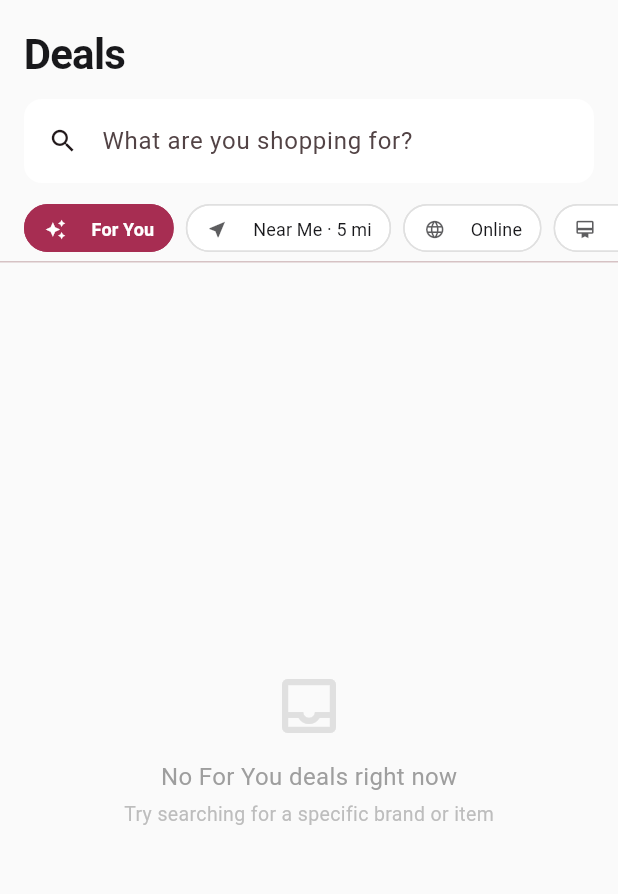
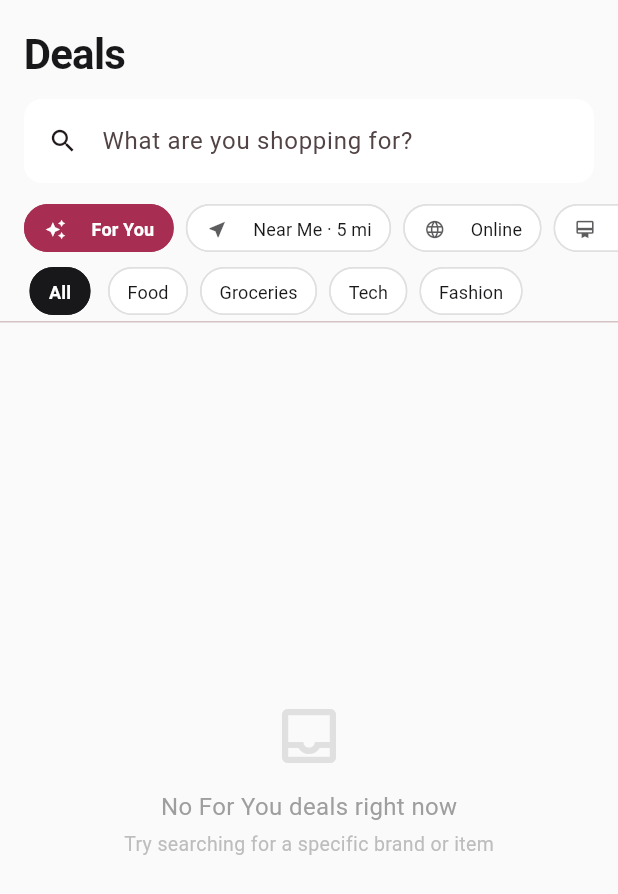
Before and after one commit to jeeven0099/candy, a Flutter app: the SearchScreen screen opened directly with empty values, on a phone screen of 412 x 824 dp. Shown: the top 894 px of the screen. Run offline on Flutter 3.47's test engine with Material 3 defaults, Android fonts, the phone set to English and light mode, and no system bars; our stand-ins replace cached_network_image, firebase_core, firebase_messaging, flutter_local_notifications, flutter_timezone, geolocator and 4 more; accounts and stored records are empty; network calls fail.

Commit message:
feat: add category filter chips to For You screen
Shows All / Food / Groceries / Tech / Fashion chips below the
context chip row when For You is selected. Resets to All on
context switch. Bumps build to 9.

```diff
--- a/promo_viewer/lib/screens/search_screen.dart
+++ b/promo_viewer/lib/screens/search_screen.dart
@@ -37,6 +37,16 @@ const _kChipsByCategory = <String, List<String>>{
   'home':          ['furniture', 'bedding', 'kitchen', 'lighting', 'decor', 'cleaning', 'storage', 'tools', 'garden', 'bath'],
   'tech':          ['headphones', 'laptops', 'phones', 'cameras', 'smart home', 'gaming', 'tablets', 'speakers', 'wearables', 'chargers'],
 };
+
+// ── For You category filters ──────────────────────────────────────────────────
+
+const _kForYouCategories = [
+  ('All',       null                                          ),
+  ('Food',      ['food', 'fast food', 'restaurant', 'dining']),
+  ('Groceries', ['groceries', 'pharmacy', 'health']          ),
+  ('Tech',      ['electronics', 'tech', 'gaming']            ),
+  ('Fashion',   ['fashion', 'clothing', 'retail']            ),
+];
 
 // ── Context chip definitions ───────────────────────────────────────────────────
 
@@ -86,6 +96,7 @@ class _SearchScreenState extends State<SearchScreen> {
   String  _lastTrackedQ = '';
   SearchContext _ctx    = SearchContext.forYou;
   int     _radiusMi     = 5;
+  int     _selectedCategory = 0;
   Timer?  _debounce;
   Position? _position;
   bool    _locating       = false;
@@ -236,7 +247,7 @@ class _SearchScreenState extends State<SearchScreen> {
       _svc.recordSearchEvent('search_filter_chip_changed',
           params: {'chip': ctx.name, 'query': _query});
     }
-    setState(() => _ctx = ctx);
+    setState(() { _ctx = ctx; _selectedCategory = 0; });
     _recordContextImpressions();
   }
 
@@ -310,6 +321,26 @@ class _SearchScreenState extends State<SearchScreen> {
         params: {'deal_id': dealId, 'brand': brand, 'query': _debouncedQ});
   }
 
+  List<BrandGroup> _filterByCategory(List<BrandGroup> groups) {
+    final cats = _kForYouCategories[_selectedCategory].$2;
+    if (cats == null) return groups;
+    final result = <BrandGroup>[];
+    for (final g in groups) {
+      final deals = g.deals.where((p) =>
+          cats.any((c) => p.category.toLowerCase() == c.toLowerCase())).toList();
+      if (deals.isNotEmpty) {
+        result.add(BrandGroup(
+          brand: g.brand,
+          deals: deals,
+          bestTier: g.bestTier,
+          bestScore: g.bestScore,
+          contexts: g.contexts,
+        ));
+      }
+    }
+    return result;
+  }
+
   // ── Build ─────────────────────────────────────────────────────────────────
 
   @override
@@ -324,6 +355,7 @@ class _SearchScreenState extends State<SearchScreen> {
           children: [
             _buildHeader(),
             _buildContextChips(),
+            if (_ctx == SearchContext.forYou) _buildCategoryChips(),
             if (_ctx == SearchContext.nearMe) _buildNearMeLocationRow(),
             const Divider(height: 1),
             Expanded(child: _buildBody(hasQuery, results)),
@@ -475,6 +507,41 @@ class _SearchScreenState extends State<SearchScreen> {
     );
   }
 
+  Widget _buildCategoryChips() {
+    return SizedBox(
+      height: 40,
+      child: ListView.builder(
+        scrollDirection: Axis.horizontal,
+        padding: const EdgeInsets.symmetric(horizontal: 12, vertical: 4),
+        itemCount: _kForYouCategories.length,
+        itemBuilder: (context, i) {
+          final selected = i == _selectedCategory;
+          return Padding(
+            padding: const EdgeInsets.symmetric(horizontal: 4),
+            child: ChoiceChip(
+              label: Text(_kForYouCategories[i].$1),
+              selected: selected,
+              onSelected: (_) => setState(() => _selectedCategory = i),
+              labelStyle: TextStyle(
+                fontSize: 12,
+                fontWeight: selected ? FontWeight.w600 : FontWeight.normal,
+                color: selected ? Colors.white : Candy.chocolate,
+              ),
+              selectedColor: Candy.chocolate,
+              backgroundColor: Colors.white,
+              side: BorderSide(
+                color: selected ? Candy.chocolate : Colors.grey.shade300,
+              ),
+              shape: const StadiumBorder(),
+              showCheckmark: false,
+              padding: const EdgeInsets.symmetric(horizontal: 4),
+            ),
+          );
+        },
+      ),
+    );
+  }
+
   // ── Body routing ──────────────────────────────────────────────────────────
 
   Widget _buildBody(bool hasQuery, List<BrandGroup> results) {
@@ -489,7 +556,10 @@ class _SearchScreenState extends State<SearchScreen> {
       return _buildLocationPrompt();
     }
     final groups = _getContextGroups();
-    return groups.isEmpty ? _buildContextEmpty() : _buildGroupList(groups);
+    final displayed = _ctx == SearchContext.forYou
+        ? _filterByCategory(groups)
+        : groups;
+    return displayed.isEmpty ? _buildContextEmpty() : _buildGroupList(displayed);
   }
 
   // ── Feed (chips, no query) ────────────────────────────────────────────────
--- a/promo_viewer/pubspec.yaml
+++ b/promo_viewer/pubspec.yaml
@@ -16,7 +16,7 @@ publish_to: 'none' # Remove this line if you wish to publish to pub.dev
 # https://developer.apple.com/library/archive/documentation/General/Reference/InfoPlistKeyReference/Articles/CoreFoundationKeys.html
 # In Windows, build-name is used as the major, minor, and patch parts
 # of the product and file versions while build-number is used as the build suffix.
-version: 1.0.0+8
+version: 1.0.0+9
 
 environment:
   sdk: ^3.11.5
```
